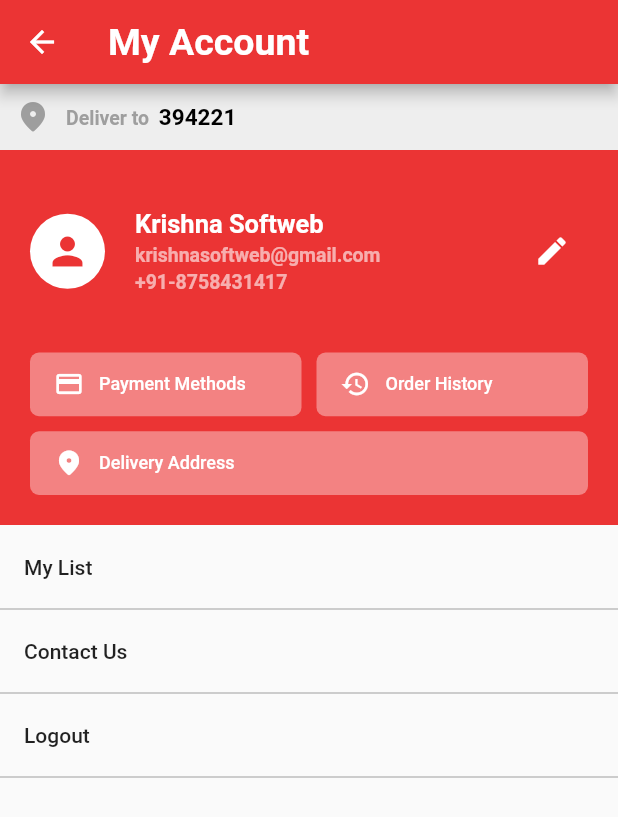
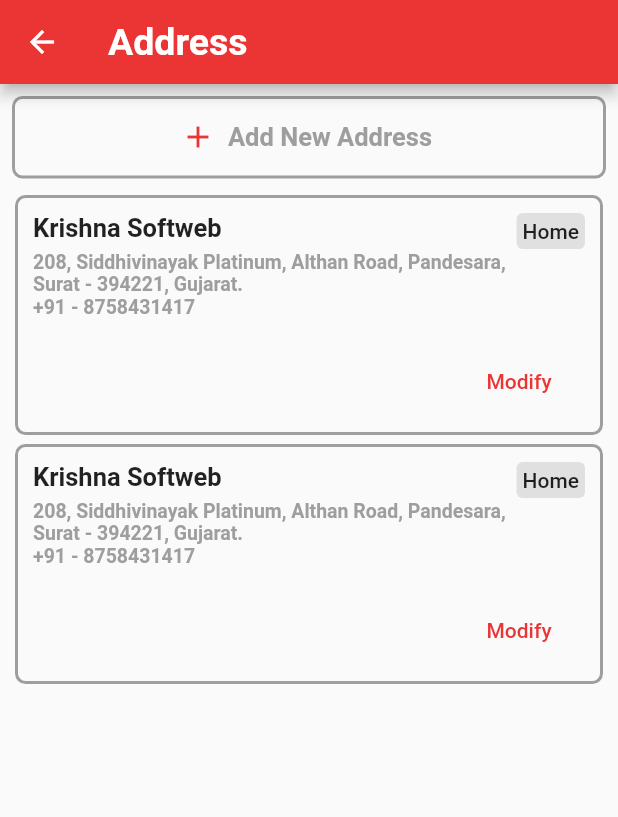
Before and after one commit to developerkrishnasoftweb/e_commerce, a Flutter app: the MyAccount screen opened directly, after a tap on "Delivery Address", on a phone screen of 412 x 824 dp. Shown: the top 817 px of the screen. Run offline on Flutter 3.47's test engine with Material 2 defaults, Android fonts, the phone set to English and light mode, and no system bars; our stand-ins replace carousel_slider, flutter_screenutil; network calls fail.

Commit message:
20/02 Morning

```diff
--- a/lib/Screens/my_account.dart
+++ b/lib/Screens/my_account.dart
@@ -1,3 +1,4 @@
+import 'package:e_commerce/Screens/my_addresses.dart';
 import 'package:e_commerce/main.dart';
 import 'package:flutter/cupertino.dart';
 import 'package:flutter/material.dart';
@@ -143,7 +144,7 @@ class _MyAccountState extends State<MyAccount> {
                           height: 10,
                         ),
                         profileButton(
-                            onPressed: () {},
+                            onPressed: () => Navigator.push(context, MaterialPageRoute(builder: (context) => MyAddress())),
                             icon: Icons.location_on_rounded,
                             label: "Delivery Address"),
                       ],
--- /dev/null
+++ b/lib/Screens/my_addresses.dart
@@ -0,0 +1,117 @@
+import 'package:e_commerce/main.dart';
+import 'package:flutter/cupertino.dart';
+import 'package:flutter/material.dart';
+
+class MyAddress extends StatefulWidget {
+  @override
+  _MyAddressState createState() => _MyAddressState();
+}
+
+class _MyAddressState extends State<MyAddress> {
+  @override
+  Widget build(BuildContext context) {
+    Size size = MediaQuery.of(context).size;
+    return Scaffold(
+      appBar: AppBar(
+          title: Text("Address",
+              style: TextStyle(fontSize: 25, fontWeight: FontWeight.bold)),
+          automaticallyImplyLeading: true),
+      body: Column(
+        children: [
+          Padding(
+            padding: const EdgeInsets.all(8.0),
+            child: FlatButton.icon(
+                minWidth: double.infinity,
+                onPressed: () {},
+                height: 55,
+                shape: RoundedRectangleBorder(
+                    borderRadius: BorderRadius.circular(7),
+                    side: BorderSide(color: Colors.grey[500], width: 2)),
+                icon: Icon(Icons.add, color: Myapp.primaryColor),
+                label: Text(
+                  "Add New Address",
+                  style: TextStyle(
+                      color: Colors.grey,
+                      fontSize: 17,
+                      fontWeight: FontWeight.bold),
+                )),
+          ),
+          Expanded(
+              child: ListView.builder(
+            itemBuilder: (_, index) {
+              return Container(
+                margin: EdgeInsets.symmetric(vertical: 3),
+                padding: EdgeInsets.all(10),
+                height: 160,
+                width: size.width,
+                decoration: BoxDecoration(
+                    border: Border.all(color: Colors.grey, width: 2),
+                    borderRadius: BorderRadius.circular(7)),
+                child: Column(
+                  children: [
+                    Expanded(
+                      child: Row(
+                        mainAxisAlignment: MainAxisAlignment.spaceBetween,
+                        crossAxisAlignment: CrossAxisAlignment.start,
+                        children: [
+                          Expanded(
+                            child: Column(
+                              crossAxisAlignment: CrossAxisAlignment.start,
+                              children: [
+                                Text("Krishna Softweb",
+                                    style: TextStyle(
+                                        fontWeight: FontWeight.bold,
+                                        fontSize: 17)),
+                                SizedBox(
+                                  height: 5,
+                                ),
+                                Text(
+                                  "208, Siddhivinayak Platinum, Althan Road, Pandesara, Surat - 394221, Gujarat.",
+                                  style: TextStyle(
+                                      fontWeight: FontWeight.bold,
+                                      fontSize: 13,
+                                      color: Colors.grey), maxLines: 3, overflow: TextOverflow.ellipsis,),
+                                Text("+91 - 8758431417",
+                                    style: TextStyle(
+                                        fontWeight: FontWeight.bold,
+                                        fontSize: 13,
+                                        color: Colors.grey)),
+                              ],
+                            ),
+                          ),
+                          Container(
+                            padding: EdgeInsets.all(4),
+                            child: Text(
+                              "Home",
+                              style: TextStyle(
+                                  fontSize: 14, fontWeight: FontWeight.w500),
+                            ),
+                            decoration: BoxDecoration(
+                              borderRadius: BorderRadius.circular(4),
+                              color: Colors.grey[300],
+                            ),
+                          ),
+                        ],
+                      ),
+                    ),
+                    Align(
+                      alignment: Alignment.bottomRight,
+                      child: FlatButton(
+                        child: Text("Modify",
+                            style: TextStyle(color: Myapp.primaryColor)),
+                        onPressed: () {},
+                      ),
+                    )
+                  ],
+                ),
+              );
+            },
+            itemCount: 2,
+            padding: EdgeInsets.symmetric(horizontal: 10),
+            physics: BouncingScrollPhysics(),
+          )),
+        ],
+      ),
+    );
+  }
+}
```
